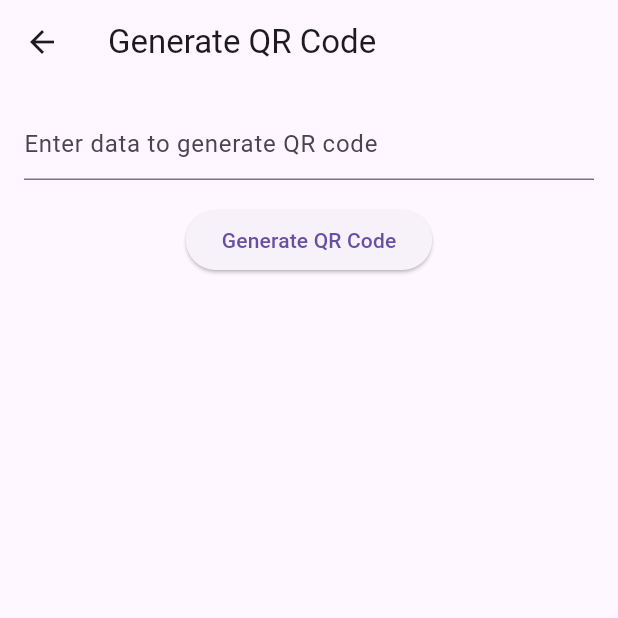
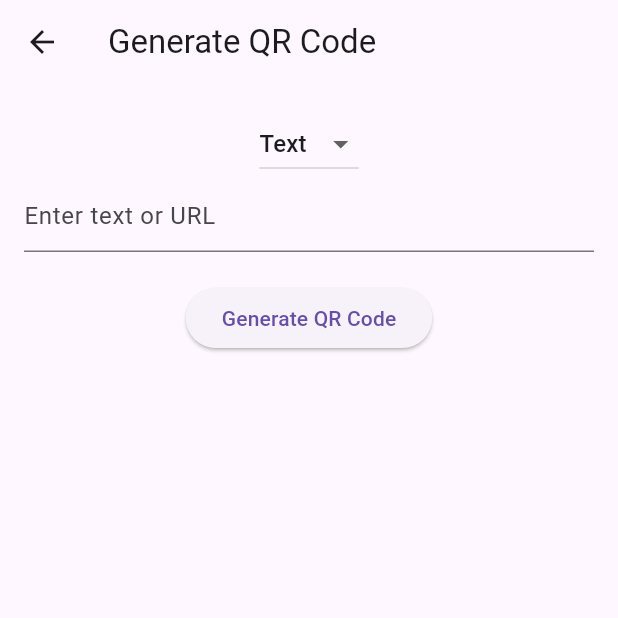
Before and after one commit to jnvshubham7/kinetic_qr, a Flutter app: the GenerateQRScreen screen opened directly, after a tap on "Generate QR Code", on a phone screen of 412 x 824 dp, the top half of it. Run offline on Flutter 3.47's test engine with Material 3 defaults, Android fonts, the phone set to English and light mode, and no system bars; our stand-ins replace qr_flutter, share_plus; missing offline and left inert: qr_code_scanner.

Commit message:
Refactor GenerateQRScreen widget and add QR code sharing functionality

```diff
--- a/lib/generate_qr_screen.dart
+++ b/lib/generate_qr_screen.dart
@@ -1,10 +1,9 @@
 import 'dart:ui';
-
 import 'package:flutter/material.dart';
 import 'package:qr_flutter/qr_flutter.dart';
 import 'dart:io';
 import 'package:path_provider/path_provider.dart';
-
+import 'package:share_plus/share_plus.dart';
 
 class GenerateQRScreen extends StatefulWidget {
   @override
@@ -14,49 +13,131 @@ class GenerateQRScreen extends StatefulWidget {
 class _GenerateQRScreenState extends State<GenerateQRScreen> {
   final TextEditingController _textController = TextEditingController();
   String qrData = '';
+  String selectedType = 'Text';
+  final List<String> dataTypes = ['URL', 'Text', 'vCard', 'Wi-Fi'];
+
+  final TextEditingController _ssidController = TextEditingController();
+  final TextEditingController _passwordController = TextEditingController();
 
   @override
   Widget build(BuildContext context) {
     return Scaffold(
       appBar: AppBar(title: Text('Generate QR Code')),
-      body: Column(
+      body: Padding(
+        padding: const EdgeInsets.all(16.0),
+        child: Column(
           children: [
-          Padding(
-            padding: const EdgeInsets.all(16.0),
-            child: TextField(
+            // Dropdown to select QR Code type
+            DropdownButton<String>(
+              value: selectedType,
+              onChanged: (String? newValue) {
+                setState(() {
+                  selectedType = newValue!;
+                });
+              },
+              items: dataTypes.map<DropdownMenuItem<String>>((String value) {
+                return DropdownMenuItem<String>(
+                  value: value,
+                  child: Text(value),
+                );
+              }).toList(),
+            ),
+
+            // Input fields based on selected type
+            if (selectedType == 'Wi-Fi') ...[
+              TextField(
+                controller: _ssidController,
+                decoration: InputDecoration(
+                  labelText: 'Wi-Fi SSID',
+                ),
+              ),
+              TextField(
+                controller: _passwordController,
+                decoration: InputDecoration(
+                  labelText: 'Wi-Fi Password',
+                ),
+              ),
+            ] else if (selectedType == 'vCard') ...[
+              // For simplicity, using a single input for vCard. In a full app, you'd have multiple inputs.
+              TextField(
                 controller: _textController,
                 decoration: InputDecoration(
-                hintText: 'Enter data to generate QR code',
+                  hintText: 'Enter vCard information',
                 ),
               ),
+            ] else ...[
+              TextField(
+                controller: _textController,
+                decoration: InputDecoration(
+                  hintText: 'Enter text or URL',
                 ),
+              ),
+            ],
+
+            SizedBox(height: 20),
+
+            // Generate QR Code button
             ElevatedButton(
               onPressed: () {
-              setState(() {
-                qrData = _textController.text;
-              });
+                _generateQRCode();
               },
               child: Text('Generate QR Code'),
             ),
+
+            SizedBox(height: 20),
+
+            // Display QR Code
             if (qrData.isNotEmpty)
               QrImageView(
-              data: qrData, // Here is the correct 'data' parameter
+                data: qrData, // Correct 'data' parameter
                 version: QrVersions.auto,
                 size: 200.0,
               ),
-          if (qrData.isNotEmpty)
+
+            // Save and Share Buttons
+            if (qrData.isNotEmpty) ...[
               ElevatedButton(
-              onPressed: () => _saveQRCode(),
+                onPressed: _saveQRCode,
                 child: Text('Save QR Code'),
               ),
+              ElevatedButton(
+                onPressed: _shareQRCode,
+                child: Text('Share QR Code'),
+              ),
             ],
+          ],
+        ),
       ),
     );
   }
 
+  // Generate QR code based on input type
+  void _generateQRCode() {
+    if (selectedType == 'Wi-Fi') {
+      // Format Wi-Fi QR Code data
+      qrData = 'WIFI:S:${_ssidController.text};T:WPA;P:${_passwordController.text};;';
+    } else if (selectedType == 'vCard') {
+      // Simplified vCard data for QR Code
+      qrData = '''
+BEGIN:VCARD
+VERSION:3.0
+FN:John Doe
+TEL:+1234567890
+EMAIL:john.doe@example.com
+END:VCARD
+      ''';
+    } else {
+      // Use text or URL directly
+      qrData = _textController.text;
+    }
+    setState(() {});
+  }
+
+  // Save QR Code as an image
   Future<void> _saveQRCode() async {
     final directory = await getApplicationDocumentsDirectory();
     final path = '${directory.path}/qr_code.png';
+
     final qrValidationResult = QrValidator.validate(
       data: qrData,
       version: QrVersions.auto,
@@ -81,4 +162,37 @@ class _GenerateQRScreenState extends State<GenerateQRScreen> {
       await file.writeAsBytes(buffer);
     }
   }
+
+  // Share QR Code
+  Future<void> _shareQRCode() async {
+    final directory = await getApplicationDocumentsDirectory();
+    final path = '${directory.path}/qr_code.png';
+
+    final qrValidationResult = QrValidator.validate(
+      data: qrData,
+      version: QrVersions.auto,
+      errorCorrectionLevel: QrErrorCorrectLevel.L,
+    );
+
+    if (qrValidationResult.status == QrValidationStatus.valid) {
+      final painter = QrPainter.withQr(
+        qr: qrValidationResult.qrCode!,
+        color: const Color(0xFF000000),
+        emptyColor: const Color(0xFFFFFFFF),
+        gapless: true,
+      );
+      final pictureRecorder = PictureRecorder();
+      final canvas = Canvas(pictureRecorder);
+      painter.paint(canvas, const Size(200, 200));
+      final picture = pictureRecorder.endRecording();
+      final image = await picture.toImage(200, 200);
+      final byteData = await image.toByteData(format: ImageByteFormat.png);
+      final buffer = byteData!.buffer.asUint8List();
+      final file = File(path);
+      await file.writeAsBytes(buffer);
+
+      // Share the file
+      await Share.shareFiles([path], text: 'Here is your generated QR Code');
     }
+  }
+}
--- a/pubspec.yaml
+++ b/pubspec.yaml
@@ -16,6 +16,7 @@ dependencies:
   cupertino_icons: ^1.0.6
   url_launcher: ^6.3.0
   http: ^1.2.2
+  share_plus: ^6.0.0
 
 dev_dependencies:
   flutter_test:
```
Also changed, not shown: pubspec.lock, 3 other files. Lines whose indentation alone changed are shown as unchanged.
